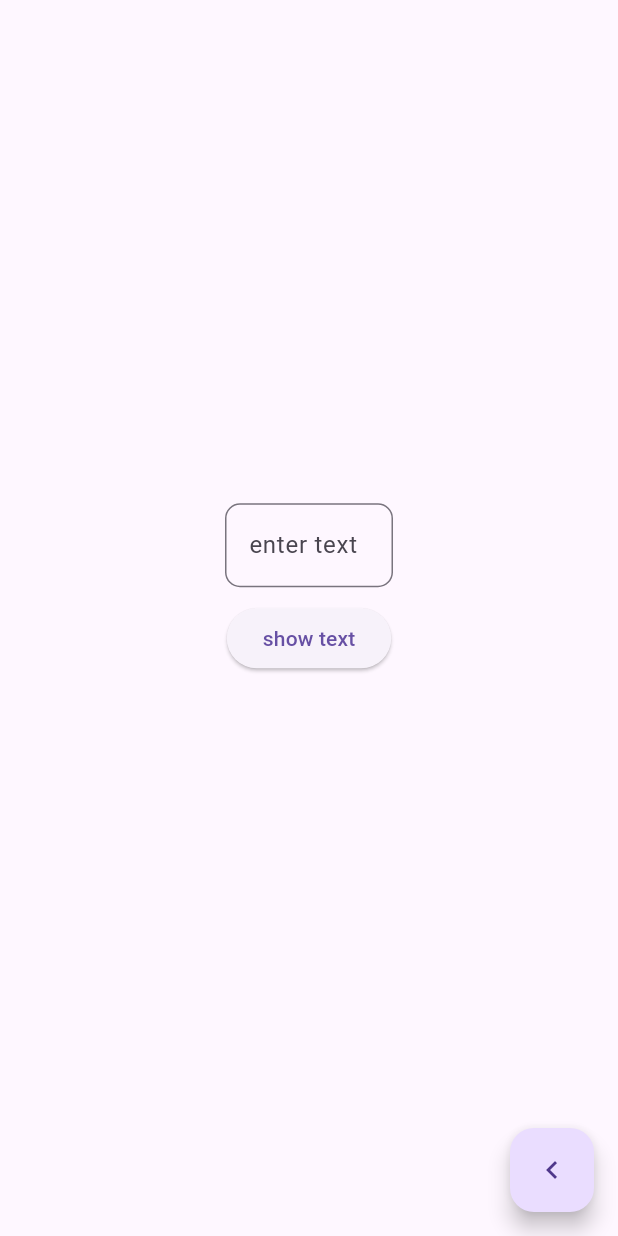
After one commit to vikash-kumar-sinha/Flutter-development, a Flutter app: the screen it shows after launch, after a tap on the "navigate next" icon, on a phone screen of 412 x 824 dp. The commit adds this screen. Run offline on Flutter 3.47's test engine with Material 3 defaults, Android fonts, the phone set to English and light mode, and no system bars.

Commit message:
added shadow page

```diff
--- a/lib/main.dart
+++ b/lib/main.dart
@@ -1,36 +1,39 @@
 import 'package:flutter/material.dart';
 import 'dart:math';
+import 'textShadow.dart';
 
 void main()=>runApp(MyApp());
 
 class MyApp extends StatelessWidget{
   @override
   Widget build(BuildContext context){
-    return MaterialApp(home:ChangeBackground());
+    return MaterialApp(
+      home:ChangeBackground()
+    );
   }
   }
 
   class ChangeBackground extends StatefulWidget{
   @override
     State<ChangeBackground> createState()=>_ChangeBackgroundState();
-
   }
 
   class _ChangeBackgroundState extends State<ChangeBackground>{
   Color _backgroundColor=Colors.white;
-
   void _ChangeColor(){
     _backgroundColor=Color(Random().nextInt(0xFFFFFF)).withOpacity(1.0);
-    setState((){});
+    setState(() {
+
+    });
   }
   @override
     Widget build(BuildContext context){
     return Scaffold(
-      backgroundColor:_backgroundColor,
-      body:Center(child:ElevatedButton(
-        onPressed:_ChangeColor,
-        child:Text('change Color')
-      ))
+      backgroundColor: _backgroundColor,
+      body:Center(child:ElevatedButton(onPressed: (){_ChangeColor();},child:Text('change color'))),
+      floatingActionButton: FloatingActionButton(onPressed: (){
+        Navigator.push(context,MaterialPageRoute(builder: (context)=>TextShadow()));
+      },child: Icon(Icons.navigate_next),),
     );
   }
   }
--- /dev/null
+++ b/lib/textShadow.dart
@@ -0,0 +1,61 @@
+
+
+import 'package:flutter/material.dart';
+
+
+class TextShadow extends StatefulWidget{
+  @override
+  State<TextShadow> createState()=>_TextShadowState();
+}
+
+class _TextShadowState extends State<TextShadow>{
+  var _textController=TextEditingController();
+  String? editedtext="";
+
+  void show(String text){
+    editedtext=text;
+    setState(() {
+
+    });
+  }
+  @override
+  Widget build(BuildContext context){
+    return Scaffold(
+      body:Padding(
+        padding: const EdgeInsets.all(150),
+        child: Column( mainAxisAlignment: MainAxisAlignment.center,
+          crossAxisAlignment: CrossAxisAlignment.center,
+          children: [
+            TextField(
+              controller: _textController,
+              decoration: InputDecoration(
+                label: Text('enter text'),
+                border: OutlineInputBorder(borderSide: BorderSide(width: 2,color: Colors.blue),borderRadius: BorderRadius.all(Radius.circular(10)))
+              ),
+            ),
+            SizedBox(height: 10,),
+            ElevatedButton(onPressed: (){
+              show(_textController.text.toString());
+            }, child: Text('show text')),
+            SizedBox(height: 10,),
+            Text('$editedtext',style: TextStyle(
+              fontWeight: FontWeight.bold,
+              fontSize: 20,
+              shadows: [
+                Shadow(
+                  offset: Offset(3.0,3.0),
+                  blurRadius:4.0,
+                  color: Colors.green
+                )
+              ]
+            ),)
+          ],
+        ),
+      ),
+      floatingActionButton: FloatingActionButton(
+        onPressed:(){ Navigator.pop(context);},
+        child: Icon(Icons.navigate_before),
+      ),
+    );
+  }
+}
```
Lines whose indentation alone changed are shown as unchanged.
